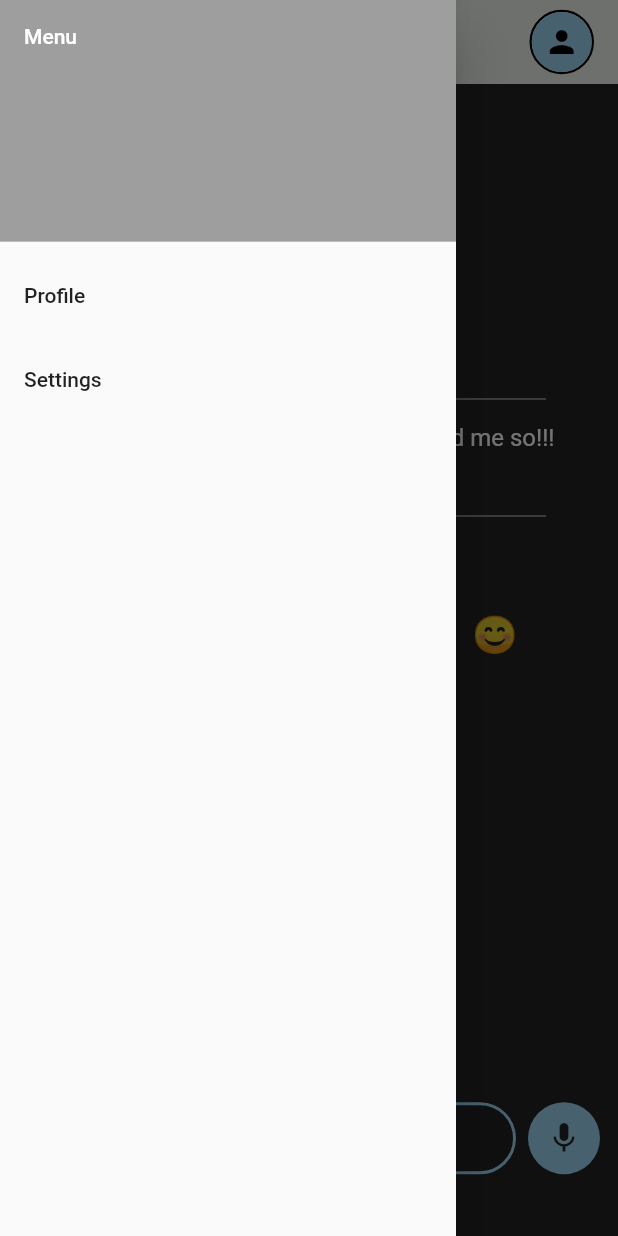
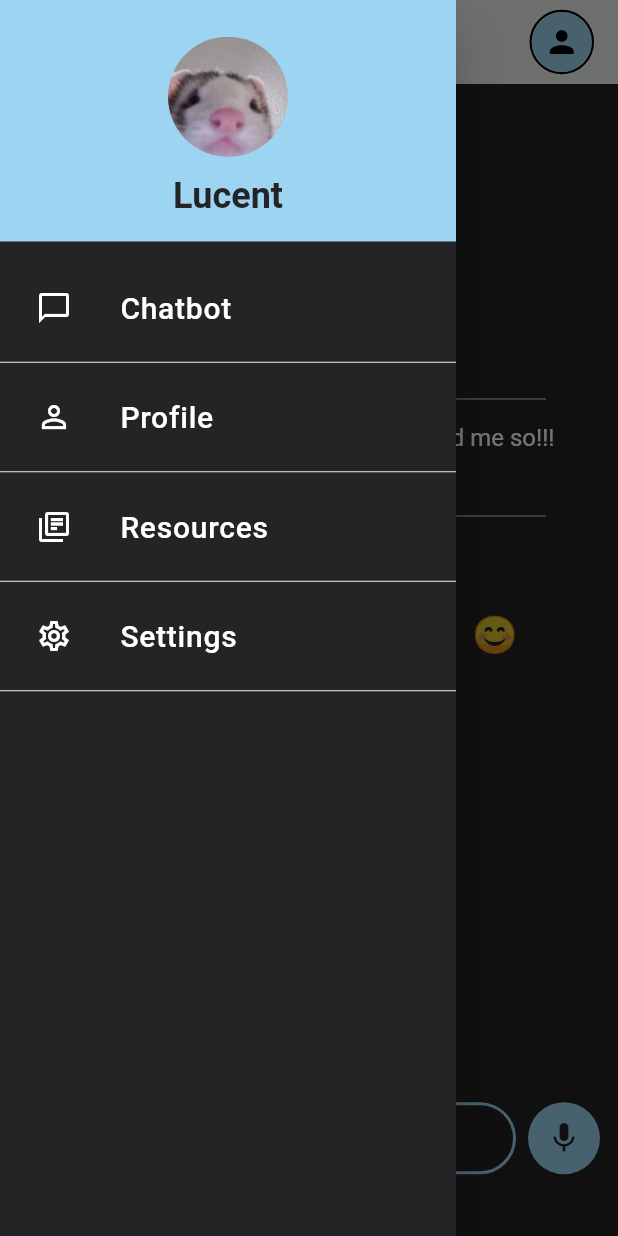
Before and after one commit to Bit-Happens-Hackathon/lucent-app, a Flutter app: the screen it shows after launch, with the side drawer open, on a phone screen of 412 x 824 dp. Run offline on Flutter 3.47's test engine with Material 3 defaults, Android fonts, the phone set to English and light mode, and no system bars.

Commit message:
fixed some drawer popouts and color changes. also added files for team

```diff
--- a/lucent/lib/main.dart
+++ b/lucent/lib/main.dart
@@ -38,8 +38,9 @@ class MyApp extends StatelessWidget {
       initialRoute: '/',
       routes: {
         '/': (context) => const ChatbotScreen(),
+        '/chatbot': (context) => const ChatbotScreen(),
+        '/profile': (context) => const ProfileScreen(),
         '/resources': (context) => const ResourcesScreen(),
-        '/profile': (context) => const ProfileScreen(),
       },
     );
   }
--- a/lucent/lib/screens/resources_screen.dart
+++ b/lucent/lib/screens/resources_screen.dart
@@ -1,6 +1,7 @@
 import 'package:flutter/material.dart';
 import '../themes.dart';
 import '../widgets/top_navbar.dart';
+import '../widgets/drawer_menu.dart';
 
 class ResourcesScreen extends StatelessWidget {
   const ResourcesScreen({super.key});
@@ -10,6 +11,7 @@ class ResourcesScreen extends StatelessWidget {
     return Scaffold(
       backgroundColor: AppColors.background,
       appBar: const TopNavBar(),
+      drawer: const DrawerMenu(),
       body: Column(
         children: [
           Padding(
--- a/lucent/lib/widgets/drawer_menu.dart
+++ b/lucent/lib/widgets/drawer_menu.dart
@@ -1,4 +1,5 @@
 import 'package:flutter/material.dart';
+import 'package:lucent/themes.dart';
 
 class DrawerMenu extends StatelessWidget {
   const DrawerMenu({super.key});
@@ -6,15 +7,71 @@ class DrawerMenu extends StatelessWidget {
   @override
   Widget build(BuildContext context) {
     return Drawer(
+      backgroundColor: AppColors.background,
       child: ListView(
         padding: EdgeInsets.zero,
         children: [
-          const DrawerHeader(
-            decoration: BoxDecoration(color: Colors.grey),
-            child: Text('Menu', style: TextStyle(color: Colors.white)),
+          DrawerHeader(
+            decoration: const BoxDecoration(color: AppColors.primaryBlue),
+            child: Column(
+              mainAxisAlignment: MainAxisAlignment.center,
+              children: [
+                Container(
+                  width: 80,
+                  height: 80,
+                  decoration: const BoxDecoration(
+                    shape: BoxShape.circle,
+                    image: DecorationImage(
+                      image: AssetImage('assets/ceec.JPG'),
+                      fit: BoxFit.cover,
+                    ),
+                  ),
+                ),
+                const SizedBox(height: 12),
+                const Text(
+                  'Lucent',
+                  style: TextStyle(
+                      color: AppColors.background,
+                      fontSize: 24,
+                      fontWeight: FontWeight.bold),
+                ),
+              ],
+            ),
           ),
           ListTile(
-            title: const Text('Profile'),
+            contentPadding:
+                const EdgeInsets.symmetric(horizontal: 24.0, vertical: 8.0),
+            title: const Text(
+              'Chatbot',
+              style: TextStyle(
+                color: Colors.white,
+                fontSize: 20,
+                fontWeight: FontWeight.w500,
+                letterSpacing: 0.5,
+              ),
+            ),
+            leading: const Icon(Icons.chat_bubble_outline, color: Colors.white),
+            onTap: () {
+              Navigator.pop(context);
+              if (ModalRoute.of(context)?.settings.name != '/chatbot') {
+                Navigator.pushNamed(context, '/chatbot');
+              }
+            },
+          ),
+          const Divider(color: AppColors.white, height: 1),
+          ListTile(
+            contentPadding:
+                const EdgeInsets.symmetric(horizontal: 24.0, vertical: 8.0),
+            title: const Text(
+              'Profile',
+              style: TextStyle(
+                color: Colors.white,
+                fontSize: 20,
+                fontWeight: FontWeight.w500,
+                letterSpacing: 0.5,
+              ),
+            ),
+            leading: const Icon(Icons.person_outline, color: Colors.white),
             onTap: () {
               Navigator.pop(context);
               if (ModalRoute.of(context)?.settings.name != '/profile') {
@@ -22,13 +79,48 @@ class DrawerMenu extends StatelessWidget {
               }
             },
           ),
+          const Divider(color: AppColors.white, height: 1),
           ListTile(
-            title: const Text('Settings'),
+            contentPadding:
+                const EdgeInsets.symmetric(horizontal: 24.0, vertical: 8.0),
+            title: const Text(
+              'Resources',
+              style: TextStyle(
+                color: Colors.white,
+                fontSize: 20,
+                fontWeight: FontWeight.w500,
+                letterSpacing: 0.5,
+              ),
+            ),
+            leading:
+                const Icon(Icons.library_books_outlined, color: Colors.white),
             onTap: () {
               Navigator.pop(context);
-              // Later navigate to settings page (not priority)
+              if (ModalRoute.of(context)?.settings.name != '/resources') {
+                Navigator.pushNamed(context, '/resources');
+              }
             },
           ),
+          const Divider(color: AppColors.white, height: 1),
+          ListTile(
+            contentPadding:
+                const EdgeInsets.symmetric(horizontal: 24.0, vertical: 8.0),
+            title: const Text(
+              'Settings',
+              style: TextStyle(
+                color: Colors.white,
+                fontSize: 20,
+                fontWeight: FontWeight.w500,
+                letterSpacing: 0.5,
+              ),
+            ),
+            leading: const Icon(Icons.settings_outlined, color: Colors.white),
+            onTap: () {
+              Navigator.pop(context);
+              // Later navigate to settings screen (not priority)
+            },
+          ),
+          const Divider(color: AppColors.white, height: 1),
         ],
       ),
     );
```
Also changed, not shown: lucent/lib/screens/settings_screen.dart (added).
